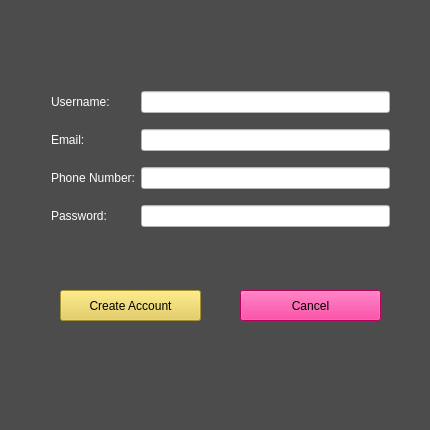
This is create_account_window.ui in allenh1/timefuse-client as Qt 5 draws it before an edit. The edited form follows.
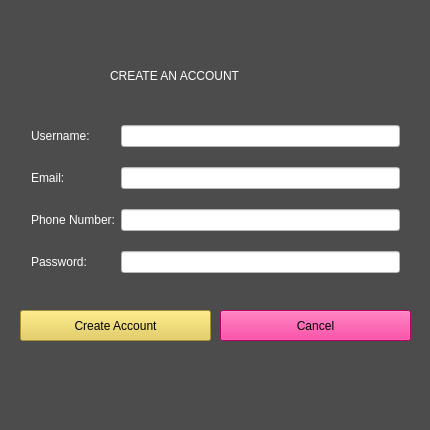
This is the edited form.

Commit message: added labels to these

The edit to the form file:
```diff
--- a/create_account_window.ui
+++ b/create_account_window.ui
@@ -20,10 +20,10 @@
   <widget class="QWidget" name="gridLayoutWidget">
    <property name="geometry">
     <rect>
-     <x>40</x>
-     <y>70</y>
-     <width>361</width>
-     <height>181</height>
+     <x>20</x>
+     <y>100</y>
+     <width>391</width>
+     <height>201</height>
     </rect>
    </property>
    <layout class="QGridLayout" name="gridLayout">
@@ -104,9 +104,9 @@
   <widget class="QPushButton" name="create_button">
    <property name="geometry">
     <rect>
-     <x>60</x>
-     <y>290</y>
-     <width>141</width>
+     <x>20</x>
+     <y>310</y>
+     <width>191</width>
      <height>31</height>
     </rect>
    </property>
@@ -121,9 +121,9 @@
   <widget class="QPushButton" name="cancel_button">
    <property name="geometry">
     <rect>
-     <x>240</x>
-     <y>290</y>
-     <width>141</width>
+     <x>220</x>
+     <y>310</y>
+     <width>191</width>
      <height>31</height>
     </rect>
    </property>
@@ -135,6 +135,23 @@
     <string>Cancel</string>
    </property>
   </widget>
+  <widget class="QLabel" name="label_5">
+   <property name="geometry">
+    <rect>
+     <x>110</x>
+     <y>60</y>
+     <width>221</width>
+     <height>31</height>
+    </rect>
+   </property>
+   <property name="styleSheet">
+    <string notr="true">color: rgb(255, 255, 255);
+font: 16pt &quot;Courier&quot;;</string>
+   </property>
+   <property name="text">
+    <string>CREATE AN ACCOUNT</string>
+   </property>
+  </widget>
  </widget>
  <layoutdefault spacing="6" margin="11"/>
  <resources/>
```
The commit also changes 1 other file.
